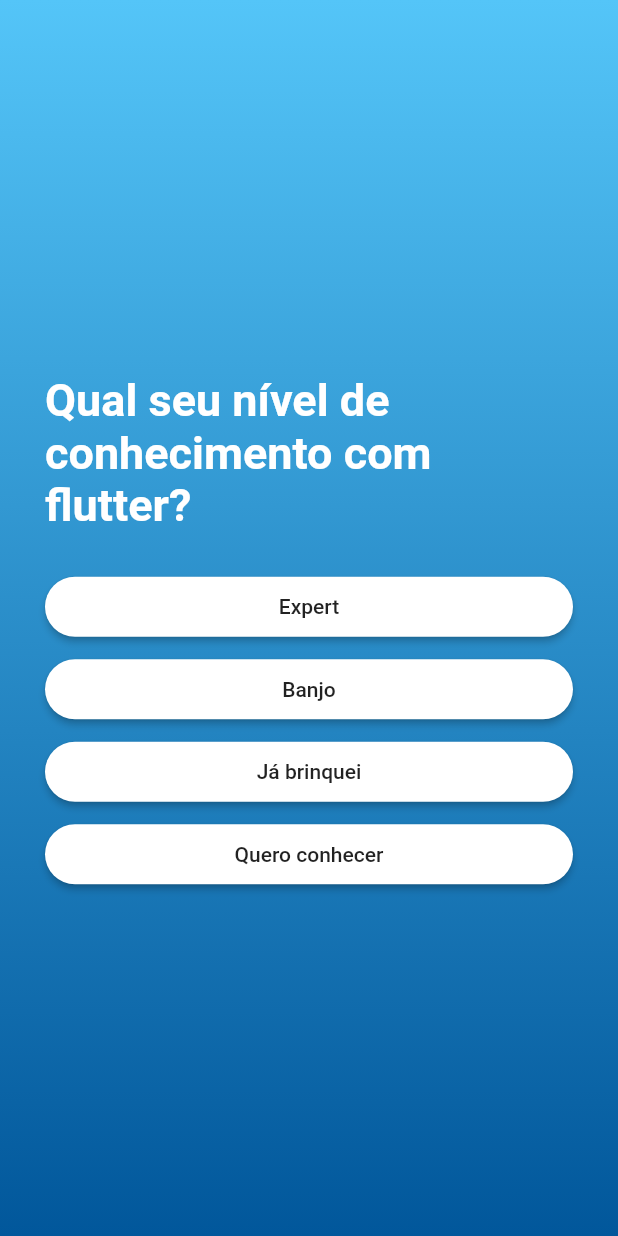
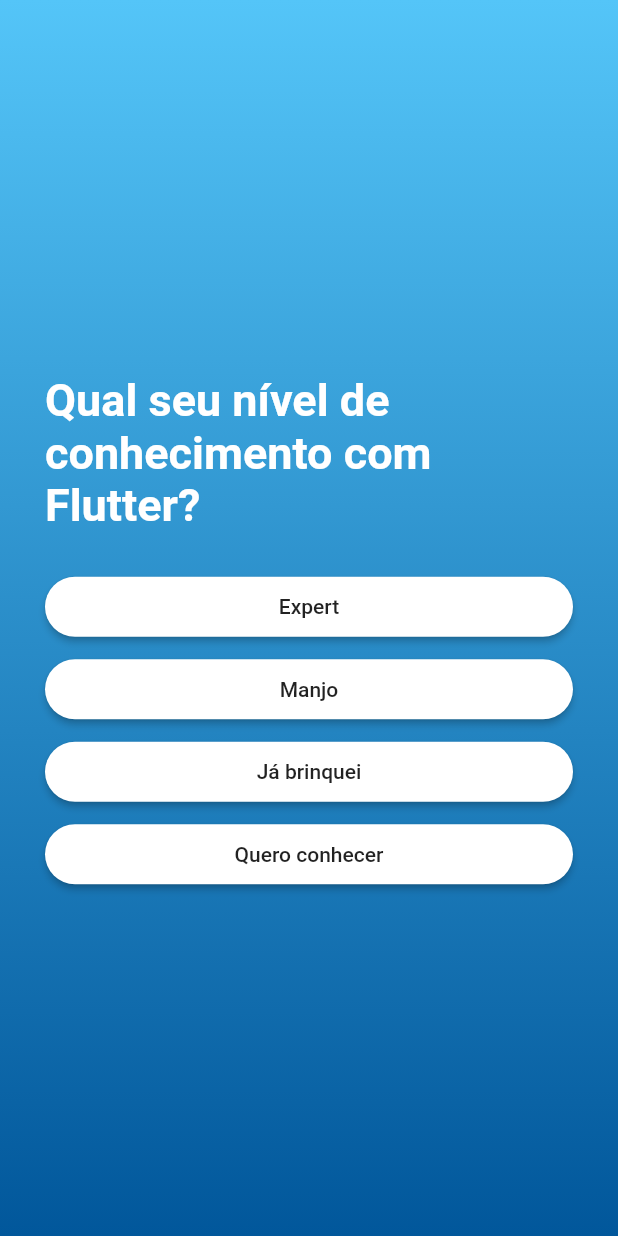
Before and after one commit to RafaelBarbosatec/MentorFlutter, a Flutter app: the PrimeiroAcesso screen opened directly, on a phone screen of 412 x 824 dp. Run offline on Flutter 3.47's test engine with Material 2 defaults, Android fonts, the phone set to English and light mode, and no system bars; our stand-ins replace firebase_auth, google_sign_in; accounts and stored records are empty.

Commit message:
Ajuste de string tela primeiro acesso

```diff
--- a/lib/pages/primeiro_acesso/primeiro_acesso.dart
+++ b/lib/pages/primeiro_acesso/primeiro_acesso.dart
@@ -24,7 +24,7 @@ class PrimeiroAcesso extends StatelessWidget {
               Padding(
                 padding: const EdgeInsets.all(30.0),
                 child: Text(
-                    "Qual seu nível de conhecimento com flutter?",
+                    "Qual seu nível de conhecimento com Flutter?",
                   style: TextStyle(
                     color: Colors.white,
                     fontWeight: FontWeight.bold,
@@ -35,7 +35,7 @@ class PrimeiroAcesso extends StatelessWidget {
               _buildButton(context,"Expert",(){
                 _goBemVindo(context);
               }),
-              _buildButton(context,"Banjo",(){
+              _buildButton(context,"Manjo",(){
                 _goBemVindo(context);
               }),
               _buildButton(context,"Já brinquei",(){
```
